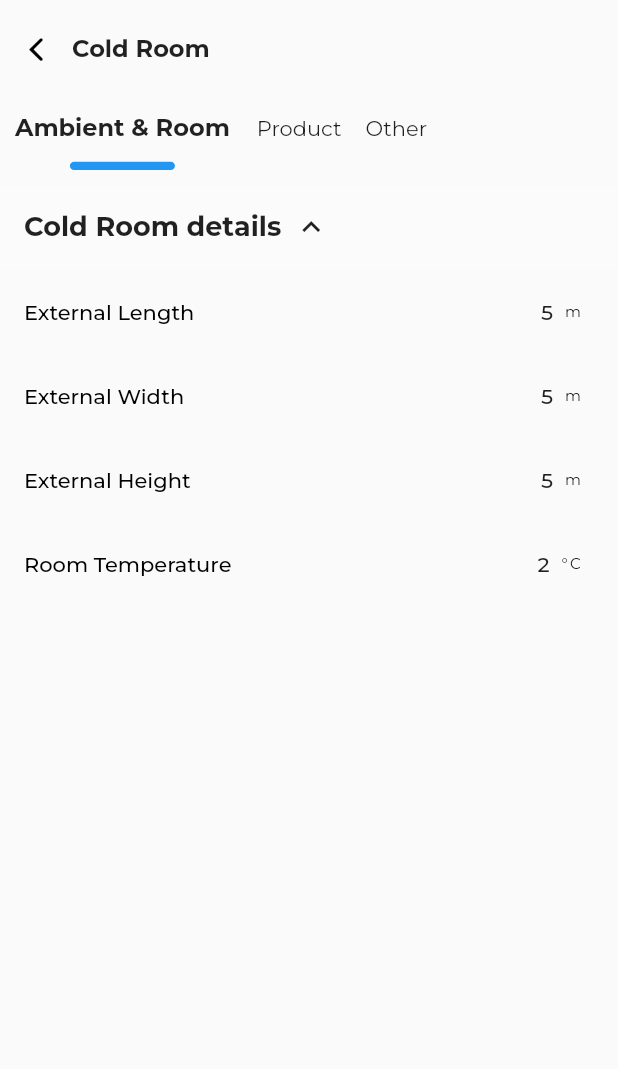
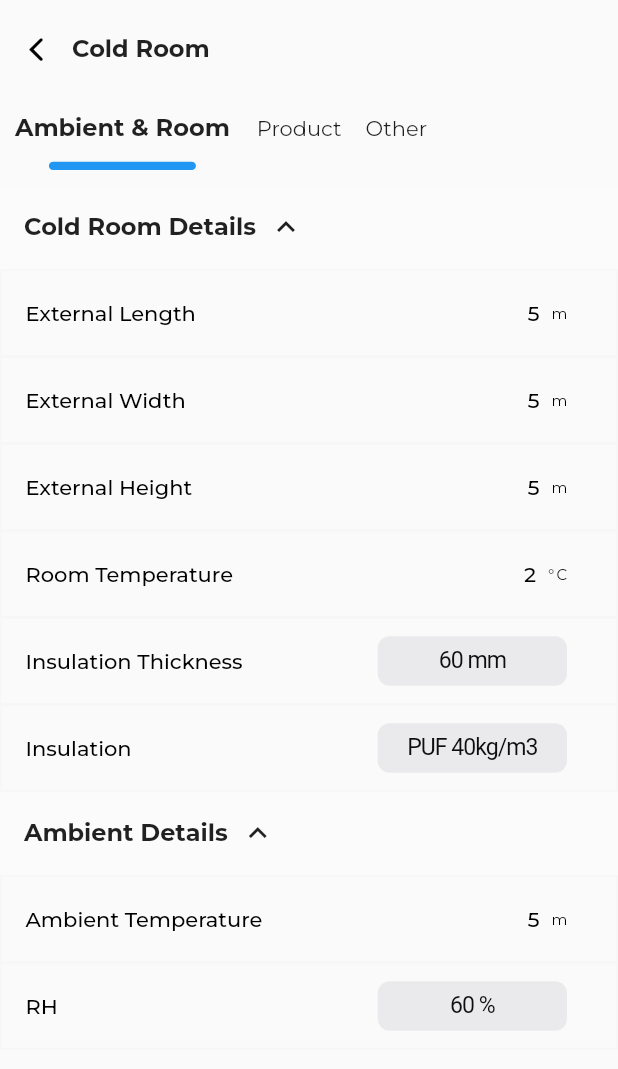
Before and after one commit to sunilimpereal/bluecold, a Flutter app: the ColdRoomCalculatorScreen screen opened directly, on a phone screen of 412 x 824 dp. Shown: the top 1069 px of the screen. Run offline on Flutter 3.47's test engine with Material 2 defaults, Android fonts, the phone set to English and light mode, and no system bars; our stand-ins replace flutter_keyboard_visibility, google_fonts; project files that could hold a hidden picture were left out.

Commit message:
completed cold room

```diff
--- a/lib/home/calculator/ambient_room.dart
+++ /dev/null
@@ -1,98 +0,0 @@
-import 'package:bluecold/home/calculator/widgets/input_tile.dart';
-import 'package:flutter/cupertino.dart';
-import 'package:flutter/material.dart';
-
-class AmbientRoomForm extends StatefulWidget {
-  const AmbientRoomForm({super.key});
-
-  @override
-  State<AmbientRoomForm> createState() => _AmbientRoomFormState();
-}
-
-class _AmbientRoomFormState extends State<AmbientRoomForm> {
-  bool isOpen = true;
-  @override
-  Widget build(BuildContext context) {
-    return GestureDetector(
-      onTap: () {
-        FocusScope.of(context).requestFocus(new FocusNode());
-      },
-      child: Container(
-        child: Column(
-          children: [
-            GestureDetector(
-              onTap: () {
-                setState(() {
-                  isOpen = !isOpen;
-                });
-              },
-              child: Container(
-                color: Colors.white10,
-                width: MediaQuery.of(context).size.width,
-                padding:
-                    const EdgeInsets.symmetric(vertical: 8, horizontal: 16),
-                child: Row(
-                  children: [
-                    Text(
-                      "Cold Room details",
-                      style:
-                          TextStyle(fontWeight: FontWeight.bold, fontSize: 18),
-                    ),
-                    Padding(
-                      padding: const EdgeInsets.all(8.0),
-                      child: Icon(
-                        isOpen
-                            ? Icons.keyboard_arrow_up
-                            : Icons.keyboard_arrow_down,
-                      ),
-                    )
-                  ],
-                ),
-              ),
-            ),
-            isOpen ? coldRoomDetails() : Container()
-          ],
-        ),
-      ),
-    );
-  }
-
-  Widget coldRoomDetails() {
-    return Column(
-      children: const [
-        InputTileNumber(
-          title: "External Length",
-          initialValue: 5,
-          maxValue: 10,
-          minValue: 0,
-          gapValue: 1,
-          unit: "m",
-        ),
-        InputTileNumber(
-          title: "External Width",
-          initialValue: 5,
-          maxValue: 10,
-          minValue: 0,
-          gapValue: 1,
-          unit: "m",
-        ),
-        InputTileNumber(
-          title: "External Height",
-          initialValue: 5,
-          maxValue: 10,
-          minValue: 0,
-          gapValue: 1,
-          unit: "m",
-        ),
-        InputTileNumber(
-          title: "Room Temperature",
-          initialValue: 2,
-          maxValue: 100,
-          minValue: 0,
-          gapValue: 1,
-          unit: "°C",
-        ),
-      ],
-    );
-  }
-}
--- /dev/null
+++ b/lib/home/calculator/ambient_room_detail.dart
@@ -0,0 +1,101 @@
+import 'package:bluecold/home/calculator/widgets/form_section.dart';
+import 'package:bluecold/home/calculator/widgets/input_tile_number.dart';
+import 'package:bluecold/home/calculator/widgets/input_tile_option.dart';
+import 'package:flutter/cupertino.dart';
+import 'package:flutter/material.dart';
+
+class AmbientRoomForm extends StatefulWidget {
+  const AmbientRoomForm({super.key});
+
+  @override
+  State<AmbientRoomForm> createState() => _AmbientRoomFormState();
+}
+
+class _AmbientRoomFormState extends State<AmbientRoomForm> {
+  @override
+  Widget build(BuildContext context) {
+    return GestureDetector(
+        onTap: () {
+          FocusScope.of(context).requestFocus(new FocusNode());
+        },
+        child: Column(
+          children: const [
+            FormSection(
+              title: "Cold Room Details",
+              formItems: [
+                InputTileNumber(
+                  title: "External Length",
+                  initialValue: 5,
+                  maxValue: 10,
+                  minValue: 0,
+                  gapValue: 1,
+                  unit: "m",
+                ),
+                InputTileNumber(
+                  title: "External Width",
+                  initialValue: 5,
+                  maxValue: 10,
+                  minValue: 0,
+                  gapValue: 1,
+                  unit: "m",
+                ),
+                InputTileNumber(
+                  title: "External Height",
+                  initialValue: 5,
+                  maxValue: 10,
+                  minValue: 0,
+                  gapValue: 1,
+                  unit: "m",
+                ),
+                InputTileNumber(
+                  title: "Room Temperature",
+                  initialValue: 2,
+                  maxValue: 100,
+                  minValue: 0,
+                  gapValue: 1,
+                  unit: "°C",
+                ),
+                InputTileOption(
+                  title: "Insulation Thickness",
+                  options: [
+                    "60 mm",
+                    "80 mm",
+                    "100 mm",
+                    "120 mm",
+                    "150 mm",
+                  ],
+                ),
+                InputTileOption(
+                  title: "Insulation",
+                  options: [
+                    "PUF 40kg/m3",
+                    "PS 56kg/m3",
+                    "PS 56kg/m3",
+                  ],
+                )
+              ],
+            ),
+            FormSection(
+              title: "Ambient Details",
+              formItems: [
+                InputTileNumber(
+                  title: "Ambient Temperature",
+                  initialValue: 5,
+                  maxValue: 10,
+                  minValue: 0,
+                  gapValue: 1,
+                  unit: "m",
+                ),
+                InputTileOption(
+                  title: "RH",
+                  options: [
+                    "60 %",
+                    "50 %",
+                  ],
+                )
+              ],
+            )
+          ],
+        ));
+  }
+}
--- a/lib/home/calculator/cold_room_calculator.dart
+++ b/lib/home/calculator/cold_room_calculator.dart
@@ -1,6 +1,8 @@
 import 'dart:developer';
 
-import 'package:bluecold/home/calculator/ambient_room.dart';
+import 'package:bluecold/home/calculator/ambient_room_detail.dart';
+import 'package:bluecold/home/calculator/other_detail.dart';
+import 'package:bluecold/home/calculator/product_detail.dart';
 import 'package:bluecold/home/calculator/widgets/tab_bar.dart';
 import 'package:bluecold/home/calculator/widgets/tab_bar_view.dart';
 import 'package:flutter/cupertino.dart';
@@ -32,7 +34,8 @@ class _ColdRoomCalculatorScreenState extends State<ColdRoomCalculatorScreen> {
   Widget build(BuildContext context) {
     return SafeArea(
       child: Scaffold(
-        body: Column(
+        body: SingleChildScrollView(
+          child: Column(
             children: [
               Container(
                 height: MediaQuery.of(context).size.height * 0.08,
@@ -57,6 +60,7 @@ class _ColdRoomCalculatorScreenState extends State<ColdRoomCalculatorScreen> {
             ],
           ),
         ),
+      ),
     );
   }
 
@@ -65,14 +69,19 @@ class _ColdRoomCalculatorScreenState extends State<ColdRoomCalculatorScreen> {
     return Container(
       height: MediaQuery.of(context).size.height * 0.87,
       width: MediaQuery.of(context).size.width,
+      child: SingleChildScrollView(
         child: Column(children: [
           CalculatorTabBar(
             tabs: tabs,
             currentIndex: currentIndex,
             onChanged: (p0) {
               setState(() {
+                pageController.animateToPage(p0,
+                    duration: const Duration(milliseconds: 500),
+                    curve: Curves.easeIn);
+                Future.delayed(Duration(milliseconds: 500)).then((value) {
                   currentIndex = p0;
-              pageController.jumpToPage(currentIndex);
+                });
               });
             },
           ),
@@ -84,12 +93,13 @@ class _ColdRoomCalculatorScreenState extends State<ColdRoomCalculatorScreen> {
                 });
               },
               pageController: pageController,
-            views: [
+              views: const [
                 AmbientRoomForm(),
-              item("product"),
-              item("other"),
+                ProductDetail(),
+                OtherDetail(),
               ])
         ]),
+      ),
     );
   }
 
--- /dev/null
+++ b/lib/home/calculator/widgets/form_section.dart
@@ -0,0 +1,91 @@
+import 'package:flutter/material.dart';
+
+class FormSection extends StatefulWidget {
+  final List<Widget> formItems;
+  final String title;
+  const FormSection({
+    super.key,
+    required this.formItems,
+    required this.title,
+  });
+
+  @override
+  State<FormSection> createState() => _FormSectionState();
+}
+
+class _FormSectionState extends State<FormSection>
+    with SingleTickerProviderStateMixin {
+  bool isOpen = true;
+  late AnimationController _controller;
+  @override
+  void initState() {
+    _controller = AnimationController(
+      duration: const Duration(milliseconds: 500),
+      vsync: this,
+    )..forward();
+    super.initState();
+  }
+
+  @override
+  Widget build(BuildContext context) {
+    return AnimatedContainer(
+      duration: Duration(milliseconds: 500),
+      child: Column(
+        children: [
+          GestureDetector(
+            onTap: () {
+              setState(() {
+                isOpen = !isOpen;
+                _controller.forward();
+              });
+            },
+            child: Container(
+              color: Colors.white10,
+              width: MediaQuery.of(context).size.width,
+              padding: const EdgeInsets.symmetric(vertical: 8, horizontal: 16),
+              child: Row(
+                children: [
+                  Text(
+                    widget.title,
+                    style: const TextStyle(
+                      fontWeight: FontWeight.bold,
+                      fontSize: 16,
+                    ),
+                  ),
+                  Padding(
+                    padding: const EdgeInsets.all(8.0),
+                    child: Icon(
+                      isOpen
+                          ? Icons.keyboard_arrow_up
+                          : Icons.keyboard_arrow_down,
+                    ),
+                  )
+                ],
+              ),
+            ),
+          ),
+          isOpen
+              ? AnimatedBuilder(
+                  child: Column(
+                    children: widget.formItems,
+                  ),
+                  animation: _controller,
+                  builder: (context, child) {
+                    return FadeTransition(
+                      opacity: _controller,
+                      child: child,
+                    );
+                  },
+                  // builder: (BuildContext context, Widget child) {
+                  //   return Transform.rotate(
+                  //     angle: _controller.value * 2.2 * math.pi,
+                  //     child: child,
+                  //   );
+                  // },
+                )
+              : Container()
+        ],
+      ),
+    );
+  }
+}
--- a/lib/home/calculator/widgets/input_tile.dart
+++ b/lib/home/calculator/widgets/input_tile_number.dart
@@ -35,7 +35,7 @@ class _InputTileNumberState extends State<InputTileNumber> {
 
   TextStyle activeStyle =
       const TextStyle(fontWeight: FontWeight.bold, fontSize: 18);
-  TextStyle inActiveStyle = const TextStyle();
+  TextStyle inActiveStyle = const TextStyle(color: Colors.black);
   @override
   void initState() {
     focusNode.addListener(() {
@@ -64,25 +64,36 @@ class _InputTileNumberState extends State<InputTileNumber> {
           isActive = true;
         });
       },
+      onTap: () {
+        focusNode.requestFocus();
+      },
       onLongPressUp: () {
         setState(() {
           isActive = false;
         });
       },
       child: ListTile(
+        shape: RoundedRectangleBorder(
+          side: BorderSide(
+            color: Colors.grey.shade100.withOpacity(0.6),
+          ),
+          borderRadius: BorderRadius.circular(0.0),
+        ),
         tileColor: isActive ? Colors.blue.shade100.withOpacity(0.2) : null,
         enableFeedback: true,
         title: Text(widget.title,
             style:
                 isActive || focusNode.hasFocus ? activeStyle : inActiveStyle),
         trailing: Container(
-          width: 120,
+          width: MediaQuery.of(context).size.width * 0.35,
           alignment: Alignment.centerRight,
+          padding: const EdgeInsets.symmetric(horizontal: 8),
           child: Row(
+            crossAxisAlignment: CrossAxisAlignment.center,
             mainAxisAlignment: MainAxisAlignment.end,
             children: [
               Container(
-                width: 70,
+                width: MediaQuery.of(context).size.width * 0.15,
                 alignment: Alignment.centerRight,
                 child: TextField(
                   controller: _controller,
--- /dev/null
+++ b/lib/home/calculator/widgets/input_tile_option.dart
@@ -0,0 +1,90 @@
+import 'package:flutter/cupertino.dart';
+import 'package:flutter/material.dart';
+import 'package:flutter/services.dart';
+
+class InputTileOption extends StatefulWidget {
+  final String title;
+  final List<String> options;
+  const InputTileOption({
+    super.key,
+    required this.title,
+    required this.options,
+  });
+
+  @override
+  State<InputTileOption> createState() => _InputTileOptionState();
+}
+
+class _InputTileOptionState extends State<InputTileOption> {
+  bool isActive = false;
+  TextStyle activeStyle =
+      const TextStyle(fontWeight: FontWeight.bold, fontSize: 18);
+  TextStyle inActiveStyle = const TextStyle(color: Colors.black);
+
+  @override
+  void initState() {
+    super.initState();
+  }
+
+  @override
+  Widget build(BuildContext context) {
+    return GestureDetector(
+      onLongPress: () {
+        HapticFeedback.lightImpact();
+        setState(() {
+          isActive = true;
+        });
+      },
+      onLongPressUp: () {
+        setState(() {
+          isActive = false;
+        });
+      },
+      child: Column(
+        children: [
+          ListTile(
+            shape: RoundedRectangleBorder(
+              side: BorderSide(
+                color: Colors.grey.shade100.withOpacity(0.6),
+              ),
+              borderRadius: BorderRadius.circular(0.0),
+            ),
+            tileColor: isActive ? Colors.blue.shade100.withOpacity(0.2) : null,
+            enableFeedback: true,
+            title: Text(widget.title,
+                style: isActive ? activeStyle : inActiveStyle),
+            // scroll selector
+            trailing: Container(
+              height: 33,
+              width: MediaQuery.of(context).size.width * 0.35,
+              alignment: Alignment.centerRight,
+              child: CupertinoPicker(
+                useMagnifier: true,
+                magnification: 1.1,
+                itemExtent: 33,
+                diameterRatio: 500,
+                onSelectedItemChanged: (value) {},
+                children: widget.options.map((e) => text(e)).toList(),
+              ),
+            ),
+          ),
+        ],
+      ),
+    );
+  }
+
+  Widget text(String text) {
+    return Padding(
+      padding: const EdgeInsets.all(8.0),
+      child: Container(
+        width: MediaQuery.of(context).size.width * 0.33,
+        child: Text(
+          text,
+          overflow: TextOverflow.clip,
+          textAlign: TextAlign.center,
+          style: const TextStyle(color: Colors.black, fontSize: 14),
+        ),
+      ),
+    );
+  }
+}
--- a/lib/home/calculator/widgets/tab_bar.dart
+++ b/lib/home/calculator/widgets/tab_bar.dart
@@ -62,7 +62,7 @@ class _CalculatorTabBarState extends State<CalculatorTabBar> {
                             AnimatedContainer(
                               duration: const Duration(milliseconds: 400),
                               width: widget.currentIndex == index
-                                  ? widget.tabs[index].length * 5
+                                  ? widget.tabs[index].length * 7
                                   : 0,
                               height: 5.5,
                               decoration: BoxDecoration(
```
Also changed, not shown: lib/home/calculator/other_detail.dart (added, +98 -0 lines), lib/home/calculator/product_detail.dart (added, +101 -0 lines). Lines whose indentation alone changed are shown as unchanged.
